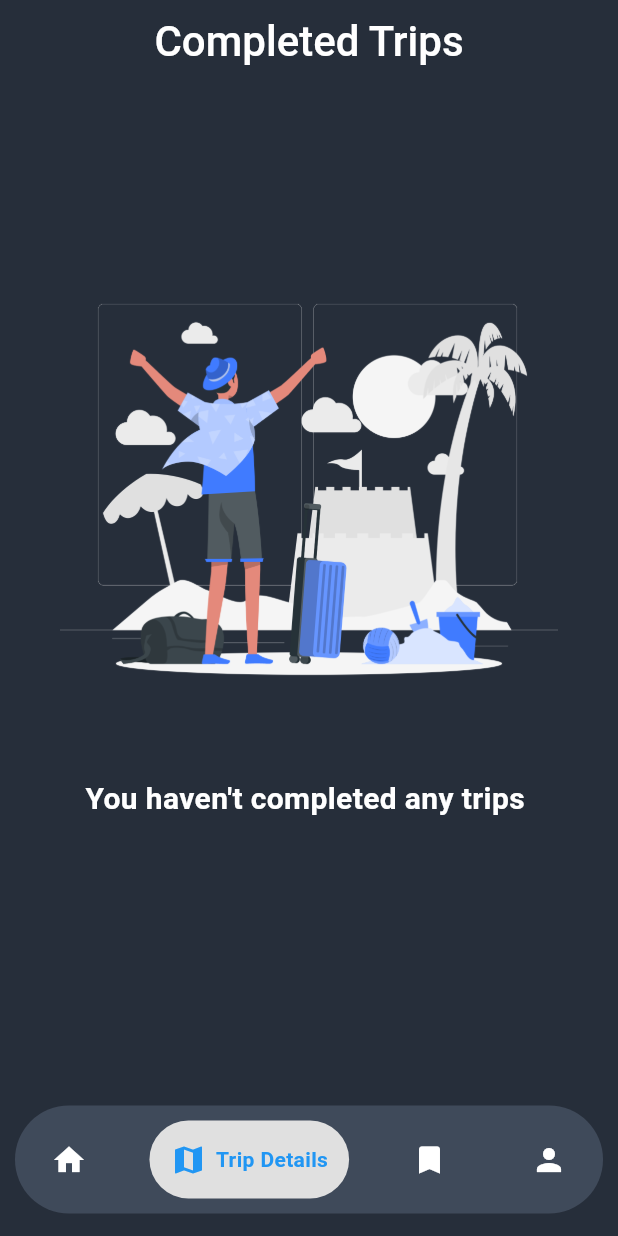
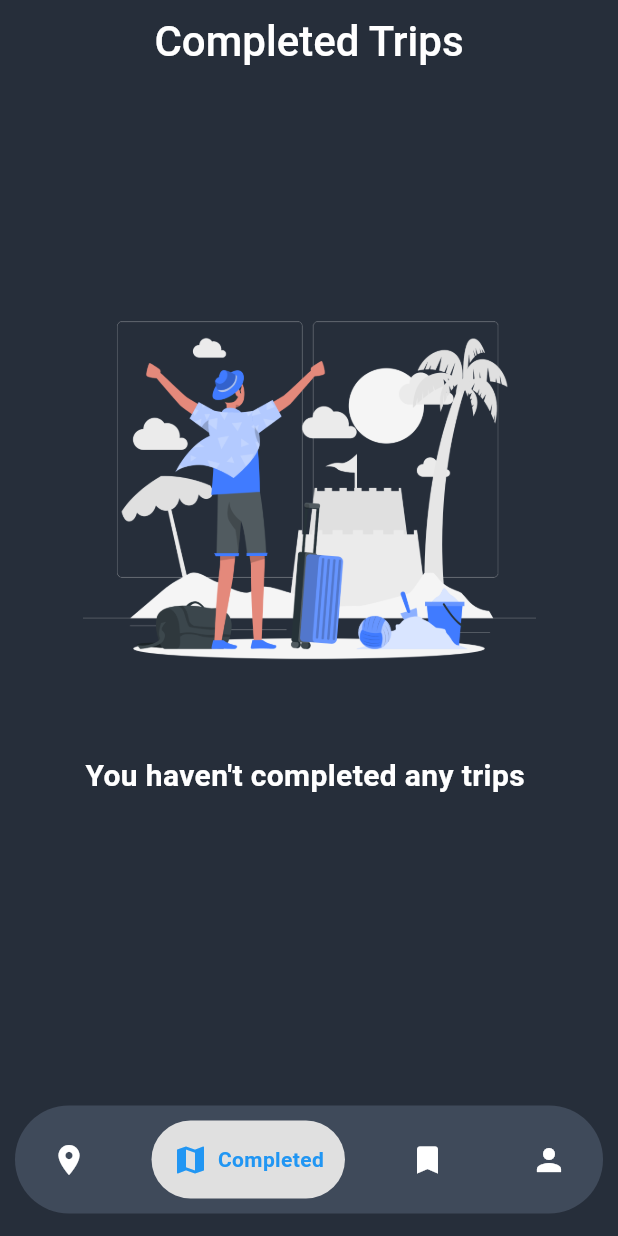
Before and after one commit to sonujoji/wanderlust, a Flutter app: the HomeScreen screen opened directly, item 2 of the bottom bar chosen, on a phone screen of 412 x 824 dp. Run offline on Flutter 3.47's test engine with Material 3 defaults, Android fonts, the phone set to English and light mode, and no system bars; drawn by our look-alikes of google_nav_bar; our stand-ins replace flutter_slidable, hive, hive_flutter, image_picker, like_button, lottie and 2 more; missing offline and left inert: dart:ffi; accounts and stored records are empty.

Commit message:
completed trips

```diff
--- a/lib/models/trip.dart
+++ b/lib/models/trip.dart
@@ -37,6 +37,9 @@ class Trip extends HiveObject {
   @HiveField(10)
   late bool isFavorite;
 
+  @HiveField(11)
+  late bool? isCompleted;
+
   Trip({
     this.id,
     required this.title,
@@ -49,5 +52,6 @@ class Trip extends HiveObject {
     required this.destinationImage,
     this.travellors,
     this.isFavorite = false,
+    this.isCompleted,
   });
 }
--- /dev/null
+++ b/lib/screens/pages/completed_trips.dart
@@ -0,0 +1,52 @@
+import 'package:flutter/material.dart';
+import 'package:wanderlust/models/trip.dart';
+import 'package:wanderlust/service/trip_service.dart';
+import 'package:wanderlust/utils/colors.dart';
+import 'package:wanderlust/widgets/feature/completed_trips/completed_tile.dart';
+import 'package:wanderlust/widgets/global/empty_dialogue.dart';
+
+class CompletedTripsScreen extends StatefulWidget {
+  const CompletedTripsScreen({super.key});
+
+  @override
+  State<CompletedTripsScreen> createState() => _CompletedTripsScreenState();
+}
+
+class _CompletedTripsScreenState extends State<CompletedTripsScreen> {
+  @override
+  Widget build(BuildContext context) {
+    return ValueListenableBuilder(
+      valueListenable: tripListNotifier,
+      builder: (BuildContext context, List<Trip> trips, Widget? child) {
+        final completedTrips = trips.where((trip) => trip.isCompleted == true).toList();
+        return Scaffold(
+            backgroundColor: primaryColor,
+            appBar: AppBar(
+              backgroundColor: primaryColor,
+              centerTitle: true,
+              title: Text(
+                'Completed Trips',
+                style: TextStyle(
+                  fontSize: 28,
+                  color: Colors.white,
+                  fontWeight: FontWeight.w500,
+                ),
+              ),
+            ),
+            body: Padding(
+              padding:  EdgeInsets.all(15),
+              child: completedTrips.isNotEmpty
+                  ? ListView.builder(
+                      itemCount: completedTrips.length,
+                      itemBuilder: (context, index) {
+                        final trip = completedTrips[index];
+                        return CompletedTripsTile(trip: trip, index: index);
+                      })
+                  : EmptyDialogue(
+                      imagePath: 'assets/images/Traveling-rafiki.png',
+                      text: "You haven't completed any trips "),
+            ));
+      },
+    );
+  }
+}
--- a/lib/screens/pages/trip_details.dart
+++ /dev/null
@@ -1,34 +0,0 @@
-import 'package:flutter/material.dart';
-import 'package:wanderlust/utils/colors.dart';
-import 'package:wanderlust/widgets/global/empty_dialogue.dart';
-
-class TripDetailsScreen extends StatefulWidget {
-  const TripDetailsScreen({super.key});
-
-  @override
-  State<TripDetailsScreen> createState() => _TripDetailsScreenState();
-}
-
-class _TripDetailsScreenState extends State<TripDetailsScreen> {
-  @override
-  Widget build(BuildContext context) {
-    return Scaffold(
-        backgroundColor: primaryColor,
-        appBar: AppBar(
-          backgroundColor: primaryColor,
-          centerTitle: true,
-          title: const Text(
-            'Completed Trips',
-            style: TextStyle(
-              fontSize: 28,
-              color: Colors.white,
-              fontWeight: FontWeight.w500,
-            ),
-          ),
-        ),
-        body: const EmptyDialogue(
-            imagePath: 'assets/images/Traveling-rafiki.png',
-            text: "You haven't completed any trips "),
-            );
-  }
-}
--- a/lib/service/trip_service.dart
+++ b/lib/service/trip_service.dart
@@ -47,4 +47,5 @@ class TripService {
     await ensureBoxOpen();
     await _tripBox!.deleteAt(index);
   }
+
 }
--- a/lib/utils/colors.dart
+++ b/lib/utils/colors.dart
@@ -4,3 +4,4 @@ const Color primaryColor = Color.fromARGB(255, 38, 46, 58);
 const Color secondaryColor = Color.fromARGB(255, 49, 52, 73);
 const Color grey = Color.fromARGB(147, 82, 94, 113);
 const Color blue = Colors.blue;
+const Color white = Colors.white;
--- a/lib/widgets/feature/bottom_navbar/bottom_navbar.dart
+++ b/lib/widgets/feature/bottom_navbar/bottom_navbar.dart
@@ -1,9 +1,9 @@
 import 'package:flutter/material.dart';
 import 'package:google_nav_bar/google_nav_bar.dart';
-import 'package:wanderlust/screens/pages/trip_details.dart';
+import 'package:wanderlust/screens/pages/completed_trips.dart';
 import 'package:wanderlust/utils/colors.dart';
 import 'package:wanderlust/screens/pages/saved_trips.dart';
-import 'package:wanderlust/screens/pages/homepage_screen.dart';
+import 'package:wanderlust/screens/pages/upcoming_trips.dart';
 import 'package:wanderlust/screens/pages/profile_screen.dart';
 
 class HomeScreen extends StatefulWidget {
@@ -17,7 +17,7 @@ class _HomeScreenState extends State<HomeScreen> {
   int currentIndex = 0;
   List<Widget> pages = const [
     HomepageScreen(),
-    TripDetailsScreen(),
+    CompletedTripsScreen(),
     SavedTrips(),
     ProfileScreen(),
   ];
@@ -50,12 +50,12 @@ class _HomeScreenState extends State<HomeScreen> {
               padding: const EdgeInsets.all(14),
               tabs: const [
                 GButton(
-                  icon: Icons.home,
-                  text: 'Home',
+                  icon: Icons.place,
+                  text: 'Upcoming',
                 ),
                 GButton(
                   icon: Icons.map,
-                  text: 'Trip Details',
+                  text: 'Completed',
                 ),
                 GButton(
                   icon: Icons.bookmark,
--- a/lib/widgets/feature/trip_details_widget/add_trip.dart
+++ b/lib/widgets/feature/trip_details_widget/add_trip.dart
@@ -1,5 +1,4 @@
 import 'dart:io';
-
 import 'package:flutter/material.dart';
 import 'package:image_picker/image_picker.dart';
 import 'package:wanderlust/models/trip.dart';
--- a/lib/widgets/feature/trip_details_widget/upcoming_trips.dart
+++ b/lib/widgets/feature/trip_details_widget/upcoming_trips.dart
@@ -10,17 +10,18 @@ import 'package:wanderlust/utils/colors.dart';
 class ListTrips extends StatefulWidget {
   final Trip trip;
   final int index;
-  ListTrips({required this.trip, required this.index, super.key});
+  const ListTrips({required this.trip, required this.index, super.key});
 
   @override
   State<ListTrips> createState() => _ListTripsState();
 }
 
 class _ListTripsState extends State<ListTrips> {
-  TripService _tripService = TripService();
+  final TripService _tripService = TripService();
 
   @override
   Widget build(BuildContext context) {
+    final DateFormat dateFormat = DateFormat('MMM-dd-yyyy');
     return Stack(children: [
       Container(
         decoration: BoxDecoration(
@@ -67,7 +68,7 @@ class _ListTripsState extends State<ListTrips> {
                     mainAxisAlignment: MainAxisAlignment.spaceBetween,
                     children: [
                       Text(
-                        ' 📅 ${DateFormat('dd-MM-yyyy').format(widget.trip.startDate)} - ${DateFormat('dd-MM-yyyy').format(widget.trip.endDate)}',
+                        ' 📅 ${dateFormat.format(widget.trip.startDate)} - ${dateFormat.format(widget.trip.endDate)}',
                         style: const TextStyle(
                             fontSize: 14,
                             color: Colors.white,
@@ -99,7 +100,6 @@ class _ListTripsState extends State<ListTrips> {
         top: 20,
         right: 20,
         child: LikeButton(
-
           isLiked: widget.trip.isFavorite,
           onTap: (isLiked) async {
             widget.trip.isFavorite = !isLiked;
```
Also changed, not shown: analysis_options.yaml (+2 -22 lines), lib/screens/pages/upcoming_trips.dart (renamed from lib/screens/pages/homepage_screen.dart, +43 -6 lines), lib/widgets/feature/completed_trips/completed_tile.dart (added, +89 -0 lines), lib/widgets/feature/trip_details_widget/trip_details.dart (added, +56 -0 lines), lib/models/trip.g.dart.
